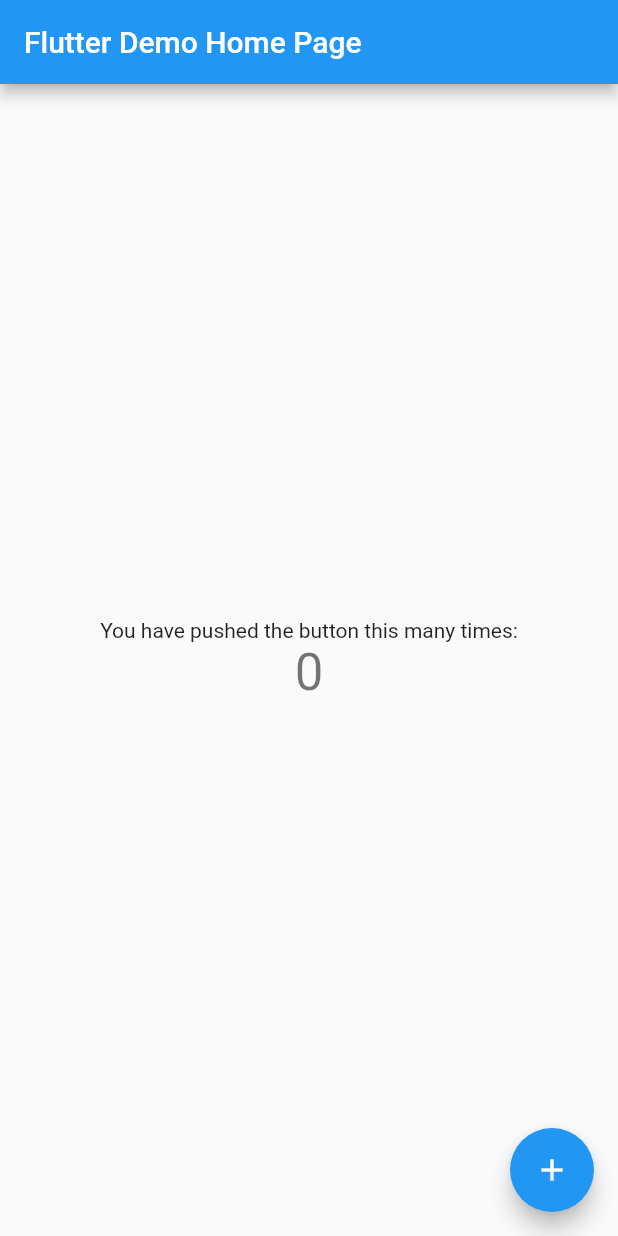
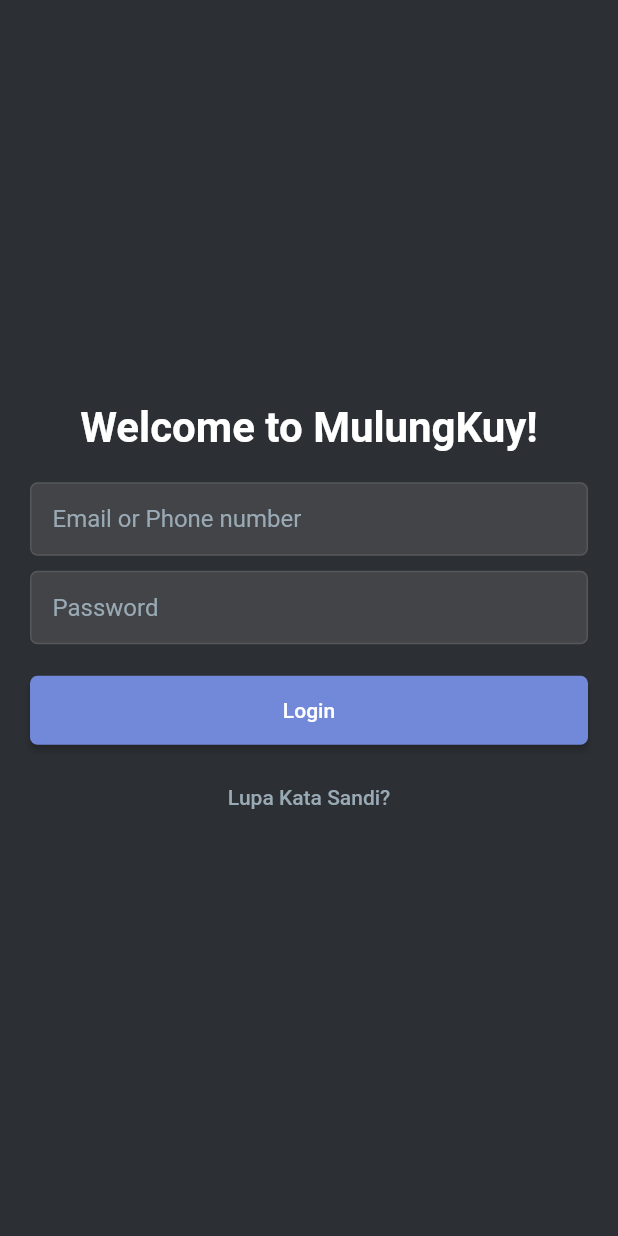
Before and after one commit to azzam76/MulungKuy, a Flutter app: the screen it shows after launch, on a phone screen of 412 x 824 dp. Run offline on Flutter 3.47's test engine with Material 2 defaults, Android fonts, the phone set to English and light mode, and no system bars.

Commit message:
#1 Login Page

```diff
--- a/mulungkuy/lib/main.dart
+++ b/mulungkuy/lib/main.dart
@@ -1,115 +1,103 @@
 import 'package:flutter/material.dart';
 
-void main() {
-  runApp(const MyApp());
-}
+void main() => runApp(LoginPage());
 
-class MyApp extends StatelessWidget {
-  const MyApp({super.key});
+//Login Page
 
-  // This widget is the root of your application.
+class LoginPage extends StatelessWidget {
   @override
   Widget build(BuildContext context) {
     return MaterialApp(
-      title: 'Flutter Demo',
-      theme: ThemeData(
-        // This is the theme of your application.
-        //
-        // Try running your application with "flutter run". You'll see the
-        // application has a blue toolbar. Then, without quitting the app, try
-        // changing the primarySwatch below to Colors.green and then invoke
-        // "hot reload" (press "r" in the console where you ran "flutter run",
-        // or simply save your changes to "hot reload" in a Flutter IDE).
-        // Notice that the counter didn't reset back to zero; the application
-        // is not restarted.
-        primarySwatch: Colors.blue,
-      ),
-      home: const MyHomePage(title: 'Flutter Demo Home Page'),
-    );
-  }
-}
-
-class MyHomePage extends StatefulWidget {
-  const MyHomePage({super.key, required this.title});
-
-  // This widget is the home page of your application. It is stateful, meaning
-  // that it has a State object (defined below) that contains fields that affect
-  // how it looks.
-
-  // This class is the configuration for the state. It holds the values (in this
-  // case the title) provided by the parent (in this case the App widget) and
-  // used by the build method of the State. Fields in a Widget subclass are
-  // always marked "final".
-
-  final String title;
-
-  @override
-  State<MyHomePage> createState() => _MyHomePageState();
-}
-
-class _MyHomePageState extends State<MyHomePage> {
-  int _counter = 0;
-
-  void _incrementCounter() {
-    setState(() {
-      // This call to setState tells the Flutter framework that something has
-      // changed in this State, which causes it to rerun the build method below
-      // so that the display can reflect the updated values. If we changed
-      // _counter without calling setState(), then the build method would not be
-      // called again, and so nothing would appear to happen.
-      _counter++;
-    });
-  }
-
-  @override
-  Widget build(BuildContext context) {
-    // This method is rerun every time setState is called, for instance as done
-    // by the _incrementCounter method above.
-    //
-    // The Flutter framework has been optimized to make rerunning build methods
-    // fast, so that you can just rebuild anything that needs updating rather
-    // than having to individually change instances of widgets.
-    return Scaffold(
-      appBar: AppBar(
-        // Here we take the value from the MyHomePage object that was created by
-        // the App.build method, and use it to set our appbar title.
-        title: Text(widget.title),
-      ),
+      title: 'Discord Login',
+      home: Scaffold(
+        backgroundColor: Color(0xFF2C2F33),
         body: Center(
-        // Center is a layout widget. It takes a single child and positions it
-        // in the middle of the parent.
+          child: Container(
+            margin: EdgeInsets.all(20.0),
             child: Column(
-          // Column is also a layout widget. It takes a list of children and
-          // arranges them vertically. By default, it sizes itself to fit its
-          // children horizontally, and tries to be as tall as its parent.
-          //
-          // Invoke "debug painting" (press "p" in the console, choose the
-          // "Toggle Debug Paint" action from the Flutter Inspector in Android
-          // Studio, or the "Toggle Debug Paint" command in Visual Studio Code)
-          // to see the wireframe for each widget.
-          //
-          // Column has various properties to control how it sizes itself and
-          // how it positions its children. Here we use mainAxisAlignment to
-          // center the children vertically; the main axis here is the vertical
-          // axis because Columns are vertical (the cross axis would be
-          // horizontal).
               mainAxisAlignment: MainAxisAlignment.center,
               children: <Widget>[
-            const Text(
-              'You have pushed the button this many times:',
+                Text(
+                  'Welcome to MulungKuy!',
+                  style: TextStyle(
+                    fontSize: 28.0,
+                    color: Colors.white,
+                    fontWeight: FontWeight.bold,
                   ),
-            Text(
-              '$_counter',
-              style: Theme.of(context).textTheme.headlineMedium,
+                ),
+                SizedBox(height: 20.0),
+                TextField(
+                  style: TextStyle(color: Colors.white),
+                  decoration: InputDecoration(
+                    hintText: 'Email or Phone number',
+                    hintStyle: TextStyle(color: Color(0xFF99AAB5)),
+                    filled: true,
+                    fillColor: Colors.white.withOpacity(0.1),
+                    contentPadding: EdgeInsets.all(15.0),
+                    enabledBorder: OutlineInputBorder(
+                      borderSide: BorderSide(
+                        color: Colors.white.withOpacity(0.1),
+                      ),
+                      borderRadius: BorderRadius.circular(5.0),
+                    ),
+                    focusedBorder: OutlineInputBorder(
+                      borderSide: BorderSide(color: Colors.white),
+                      borderRadius: BorderRadius.circular(5.0),
+                    ),
+                  ),
+                ),
+                SizedBox(height: 10.0),
+                TextField(
+                  style: TextStyle(color: Colors.white),
+                  decoration: InputDecoration(
+                    hintText: 'Password',
+                    hintStyle: TextStyle(color: Color(0xFF99AAB5)),
+                    filled: true,
+                    fillColor: Colors.white.withOpacity(0.1),
+                    contentPadding: EdgeInsets.all(15.0),
+                    enabledBorder: OutlineInputBorder(
+                      borderSide: BorderSide(
+                        color: Colors.white.withOpacity(0.1),
+                      ),
+                      borderRadius: BorderRadius.circular(5.0),
+                    ),
+                    focusedBorder: OutlineInputBorder(
+                      borderSide: BorderSide(color: Colors.white),
+                      borderRadius: BorderRadius.circular(5.0),
+                    ),
+                  ),
+                  obscureText: true,
+                ),
+                SizedBox(height: 20.0),
+                SizedBox(
+                  width: double.infinity,
+                  child: ElevatedButton(
+                    onPressed: () {},
+                    child: Text('Login'),
+                    style: ElevatedButton.styleFrom(
+                      primary: Color(0xFF7289DA),
+                      shape: RoundedRectangleBorder(
+                        borderRadius: BorderRadius.circular(5.0),
+                      ),
+                      padding: EdgeInsets.all(15.0),
+                    ),
+                  ),
+                ),
+                SizedBox(height: 10.0),
+                TextButton(
+                  onPressed: () {},
+                  child: Text(
+                    'Lupa Kata Sandi?',
+                    style: TextStyle(
+                      color: Color(0xFF99AAB5),
+                    ),
+                  ),
                 ),
               ],
             ),
           ),
-      floatingActionButton: FloatingActionButton(
-        onPressed: _incrementCounter,
-        tooltip: 'Increment',
-        child: const Icon(Icons.add),
-      ), // This trailing comma makes auto-formatting nicer for build methods.
+        ),
+      ),
     );
   }
 }
```
Lines whose indentation alone changed are shown as unchanged.
